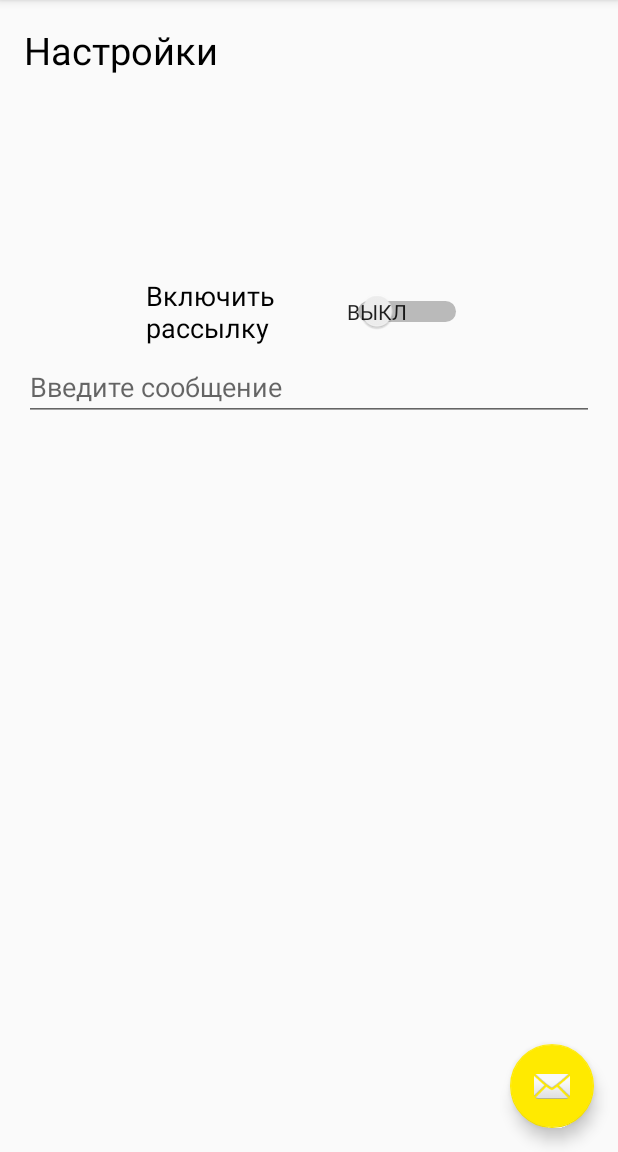
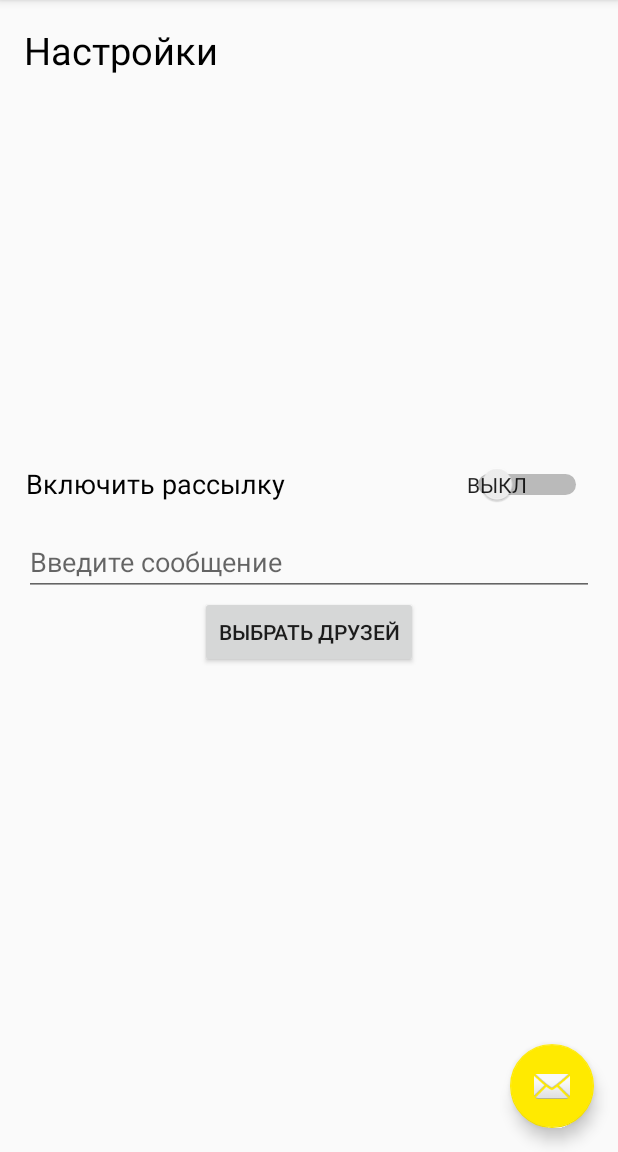
Before and after one commit to DPudov/AnswerPhone, an Android app: the fragment SettingsFragment placed in its activity, on a phone screen of 412 x 824 dp, the part 84-1236 px from its top. Run offline under Robolectric (Android 15) with nearby library versions, the phone set to English and light mode, and no system bars; libraries missing offline, so code that uses them is left out: com.vk.sdk; 1 statement that could not run was skipped.

Commit message:
Added Service. Changing messages systems. 06/02

```diff
--- a/src/main/java/com/dpudov/answerphone/fragments/SettingsFragment.java
+++ b/src/main/java/com/dpudov/answerphone/fragments/SettingsFragment.java
@@ -1,5 +1,6 @@
 package com.dpudov.answerphone.fragments;
 
+import android.app.FragmentTransaction;
 import android.content.Intent;
 import android.net.Uri;
 import android.os.Bundle;
@@ -7,6 +8,7 @@
 import android.view.LayoutInflater;
 import android.view.View;
 import android.view.ViewGroup;
+import android.widget.Button;
 import android.widget.CompoundButton;
 import android.widget.EditText;
 import android.widget.Switch;
@@ -39,8 +41,10 @@
     private String mParam2;
     private String message;
     private EditText editText;
+    private Button goToM8Button;
+    private OnFragmentInteractionListener mListener;
+    CheckFriendsFragment checkFriendsFragment;
 
-    private OnFragmentInteractionListener mListener;
     public SettingsFragment() {
         // Required empty public constructor
     }
@@ -79,6 +83,14 @@
 
         View v = inflater.inflate(R.layout.fragment_settings, container, false);
         editText = (EditText) v.findViewById(R.id.editText);
+        goToM8Button = (Button) v.findViewById(R.id.button2);
+        goToM8Button.setOnClickListener(new View.OnClickListener() {
+            @Override
+            public void onClick(View v) {
+                FragmentTransaction ft = getFragmentManager().beginTransaction();
+                ft.replace(R.id.container, checkFriendsFragment);
+            }
+        });
         Switch switchMessage = (Switch) v.findViewById(R.id.switchMessage);
         switchMessage.setOnCheckedChangeListener(new CompoundButton.OnCheckedChangeListener() {
             @Override
@@ -95,7 +107,9 @@
                     Toast.makeText(getActivity(), "Off", Toast.LENGTH_SHORT).show();
                     getActivity().stopService(new Intent(getActivity(), MessagesService.class));
                 }
+
             }
+
         });// Inflate the layout for this fragment
         return v;
     }
--- a/src/main/res/layout/content_main.xml
+++ b/src/main/res/layout/content_main.xml
@@ -13,11 +13,11 @@
     tools:showIn="@layout/app_bar_main"
     android:id = "@+id/container">
 
-    <Button
-        android:layout_width="wrap_content"
-        android:layout_height="wrap_content"
-        android:text="@string/checkFrFrag"
-        android:id="@+id/button"
-        android:layout_gravity="center"
-        android:visibility="invisible" />
+    <LinearLayout
+        android:orientation="vertical"
+        android:layout_width="match_parent"
+        android:layout_height="279dp"
+        android:layout_gravity="center_horizontal|bottom">
+
+    </LinearLayout>
 </FrameLayout>
--- a/src/main/res/layout/fragment_settings.xml
+++ b/src/main/res/layout/fragment_settings.xml
@@ -15,12 +15,12 @@
     <LinearLayout
         android:orientation="vertical"
         android:layout_width="match_parent"
-        android:layout_height="407dp"
+        android:layout_height="187dp"
         android:layout_gravity="center"
         android:weightSum="1">
 
         <Switch
-            android:layout_width="217dp"
+            android:layout_width="377dp"
             android:layout_height="55dp"
             android:text="@string/enableMessages"
             android:id="@+id/switchMessage"
@@ -28,20 +28,30 @@
             android:textOn="Вкл"
             android:textOff="Выкл"
             android:showText="true"
-            android:layout_gravity="center_horizontal" />
+            android:layout_gravity="center_horizontal"
+            android:layout_weight="0.12" />
 
         <EditText
             android:layout_width="match_parent"
-            android:layout_height="wrap_content"
+            android:layout_height="0dp"
             android:inputType="textMultiLine"
             android:ems="10"
             android:id="@+id/editText"
-            android:layout_gravity="center_horizontal"
             android:clickable="false"
             android:textColor="#000000"
             android:textSize="18sp"
             android:hint="@string/editText"
-            android:editable="true" />
+            android:editable="true"
+            android:layout_weight="0.50" />
+
+        <Button
+            android:layout_width="wrap_content"
+            android:layout_height="wrap_content"
+            android:text="@string/checkFrFrag"
+            android:id="@+id/button2"
+            android:layout_gravity="center_horizontal|bottom"
+            android:visibility="visible"
+            android:clickable="true" />
 
     </LinearLayout>
 
```
